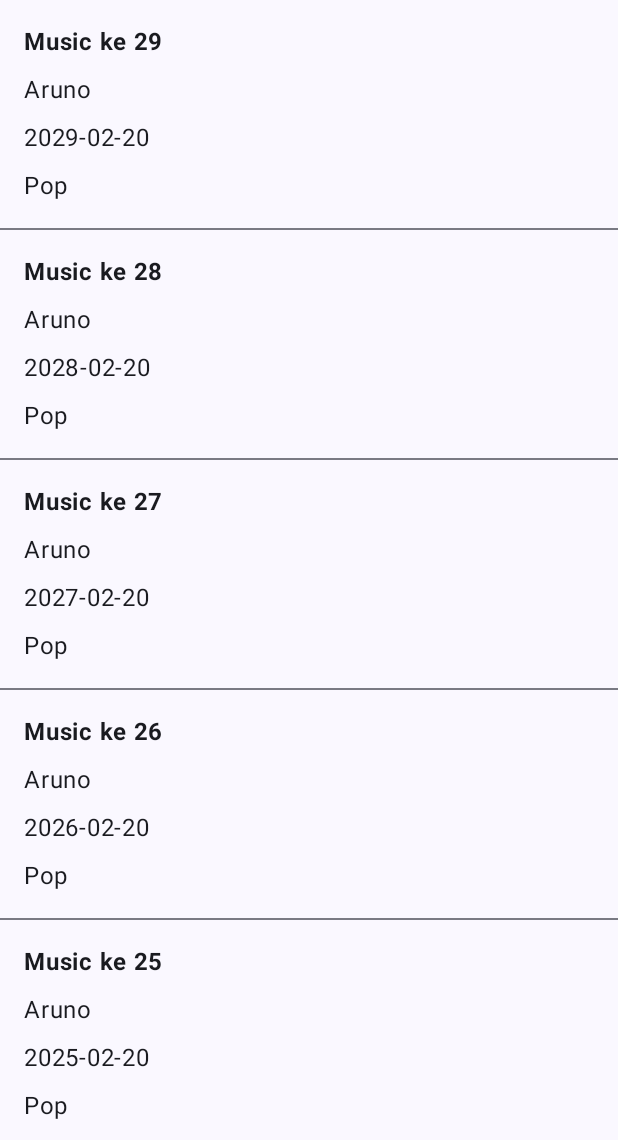
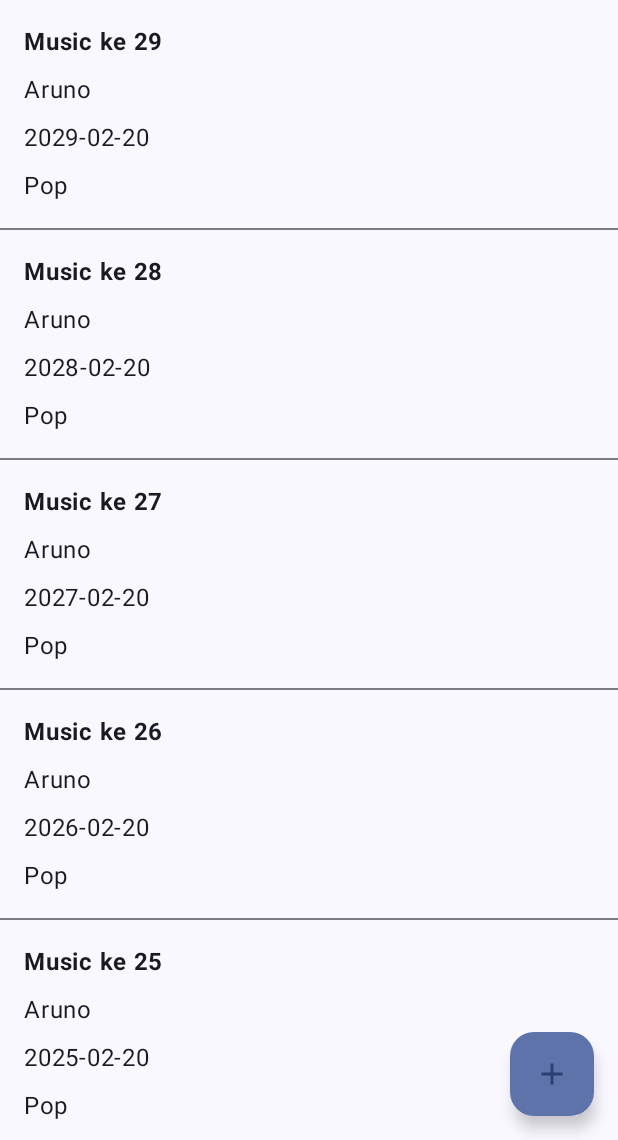
Before and after one commit to Emperor24Nov/Assessment-2, an Android app built with Jetpack Compose: the screen it shows after launch (MainActivity), on a phone screen of 412 x 824 dp, the part 96-1236 px from its top. Run offline under Robolectric (Android 15) with nearby library versions, the phone set to English and light mode, and no system bars.

Commit message:
Membuat tombol FAB

```diff
--- a/app/src/main/java/org/d3if3143/mobpro1/ui/screen/MainScreen.kt
+++ b/app/src/main/java/org/d3if3143/mobpro1/ui/screen/MainScreen.kt
@@ -5,13 +5,18 @@ import android.widget.Toast
 import androidx.compose.foundation.clickable
 import androidx.compose.foundation.layout.Arrangement
 import androidx.compose.foundation.layout.Column
+import androidx.compose.foundation.layout.PaddingValues
 import androidx.compose.foundation.layout.fillMaxSize
 import androidx.compose.foundation.layout.fillMaxWidth
 import androidx.compose.foundation.layout.padding
 import androidx.compose.foundation.lazy.LazyColumn
 import androidx.compose.foundation.lazy.items
+import androidx.compose.material.icons.Icons
+import androidx.compose.material.icons.filled.Add
 import androidx.compose.material3.Divider
 import androidx.compose.material3.ExperimentalMaterial3Api
+import androidx.compose.material3.FloatingActionButton
+import androidx.compose.material3.Icon
 import androidx.compose.material3.MaterialTheme
 import androidx.compose.material3.Scaffold
 import androidx.compose.material3.Text
@@ -35,6 +40,8 @@ import org.d3if3143.mobpro1.ui.theme.Mobpro1Theme
 @OptIn(ExperimentalMaterial3Api::class)
 @Composable
 fun Mainscreen() {
+    val context = LocalContext.current
+
     Scaffold(
         topBar = {
             TopAppBar(
@@ -46,6 +53,19 @@ fun Mainscreen() {
                     titleContentColor = MaterialTheme.colorScheme.primary,
                 )
             )
+        },
+        floatingActionButton = {
+            FloatingActionButton(
+                onClick = {
+                    Toast.makeText(context, R.string.tambah_error, Toast.LENGTH_SHORT).show()
+                }
+            ) {
+                Icon(
+                    imageVector = Icons.Filled.Add,
+                    contentDescription = stringResource(R.string.tambah_musik),
+                    tint = MaterialTheme.colorScheme.primary
+                )
+            }
         }
     ) { padding ->
         ScreenContent(Modifier.padding(padding))
@@ -70,7 +90,8 @@ fun ScreenContent(modifier: Modifier) {
         }
     } else {
         LazyColumn(
-            modifier = modifier.fillMaxSize()
+            modifier = modifier.fillMaxSize(),
+            contentPadding = PaddingValues(bottom = 84.dp)
         ) {
             items(data) {
                 ListItem(music = it) {
--- a/app/src/main/res/values/strings.xml
+++ b/app/src/main/res/values/strings.xml
@@ -2,4 +2,6 @@
     <string name="app_name">Mobpro 1</string>
     <string name="list_kosong">Belum ada data</string>
     <string name="x_diklik">%1$s diklik!</string>
+    <string name="tambah_musik">Tambah musik</string>
+    <string name="tambah_error">Belum bisa tambah musik.</string>
 </resources>
```
